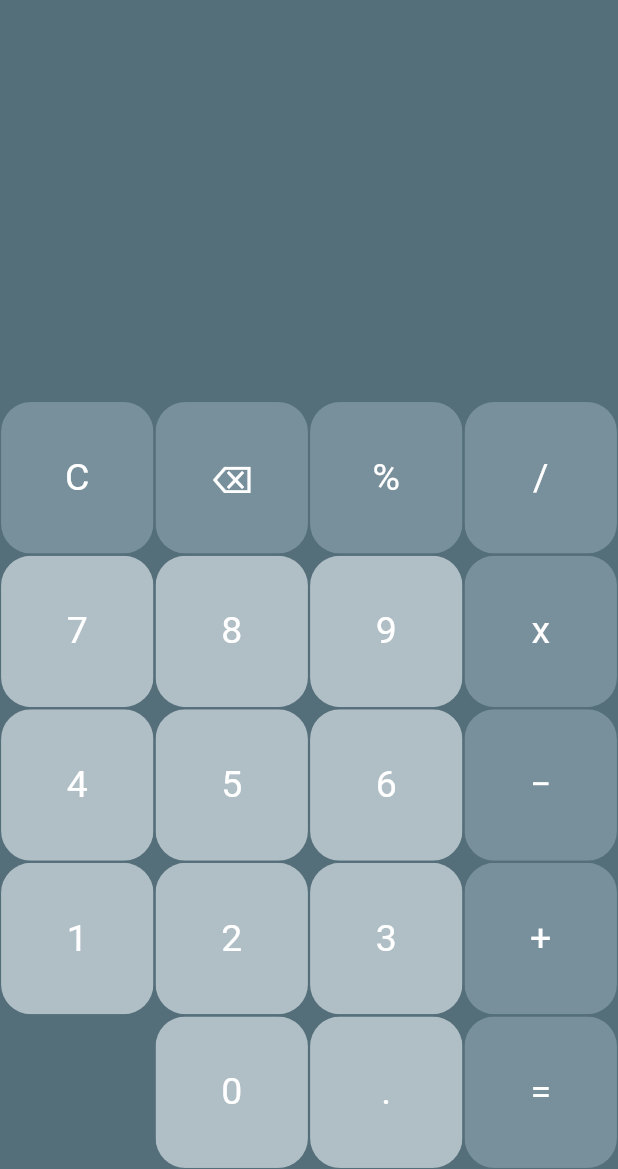
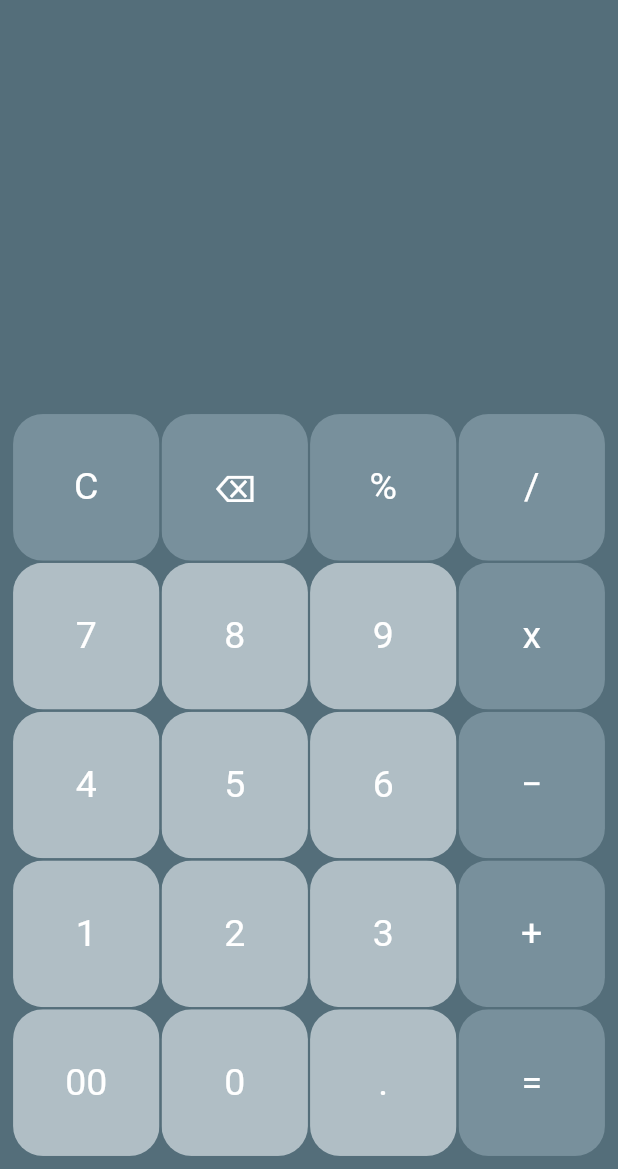
Before and after one commit to Knyrl/flutter_calc, a Flutter app: the screen it shows after launch, on a phone screen of 412 x 824 dp, the part 67-1236 px from its top. Run offline on Flutter 3.47's test engine with Material 3 defaults, Android fonts, the phone set to English and light mode, and no system bars; our stand-ins replace dio, geolocator, get, math_expressions, popover.

```diff
--- a/lib/features/widgets/Keyboard.dart
+++ b/lib/features/widgets/Keyboard.dart
@@ -11,7 +11,9 @@ class Keyboard extends StatelessWidget {
   @override
   Widget build(BuildContext context) {
     // final theme = Theme.of(context);
-    return const Column(
+    return const SafeArea(
+      minimum: EdgeInsets.all(8),
+      child: Column(
         children: [
           Expanded(
             child: KeyboardRow(
@@ -39,6 +41,7 @@ class Keyboard extends StatelessWidget {
             ),
           ),
         ],
+      ),
     );
   }
 }
@@ -56,9 +59,10 @@ class KeyboardRow extends StatelessWidget {
       children: List.generate(
         names.length,
         (index) => Expanded(
-          child: names[index] == '00'
+          child: /*names[index] == 'OO'// Условие создания пустышки если вдруг понадобится))
               ? const Spacer()
-              : names[index] == "C"
+              :*/
+              names[index] == "C"
                   ? CalculatorButton(
                       buttonTapped: () {
                         Get.find<CalculatorController>().clearData();
--- a/lib/repository/abstract_weather_repository.dart
+++ b/lib/repository/abstract_weather_repository.dart
@@ -1,5 +1,5 @@
 import 'models/weather.dart';
 
 abstract class AbstractWeatherRepository {
-  Future<Weather> getWeather();
+  Future<Weather> getWeather(String latitude, String longitude);
 }
--- a/lib/repository/weather_repository.dart
+++ b/lib/repository/weather_repository.dart
@@ -4,9 +4,9 @@ import 'abstract_weather_repository.dart';
 
 class WeatherRepository implements AbstractWeatherRepository {
   @override
-  Future<Weather> getWeather() async {
+  Future<Weather> getWeather(String latitude, String longitude) async {
     final response = await Dio().get(
-        'https://api.open-meteo.com/v1/forecast?latitude=53.28&longitude=83.26&current=temperature_2m,weather_code&forecast_days=1');
+        'https://api.open-meteo.com/v1/forecast?latitude=$latitude&longitude=$longitude&current=temperature_2m,weather_code&forecast_days=1');
     final dataCurrent = response.data['current'] as Map<String, dynamic>;
     return Weather(
       temperature: (dataCurrent['temperature_2m'] as double).round().toString(),
--- a/pubspec.yaml
+++ b/pubspec.yaml
@@ -39,6 +39,7 @@ dependencies:
   math_expressions: ^2.6.0
   popover: ^0.3.1
   dio: ^5.7.0
+  geolocator: ^13.0.1
 
 dev_dependencies:
   flutter_test:
```
Also changed, not shown: lib/features/geolocation.dart (+42 -0 lines), lib/features/widgets/weather_button.dart (+4 -33 lines), pubspec.lock, 4 other files. Lines whose indentation alone changed are shown as unchanged.
